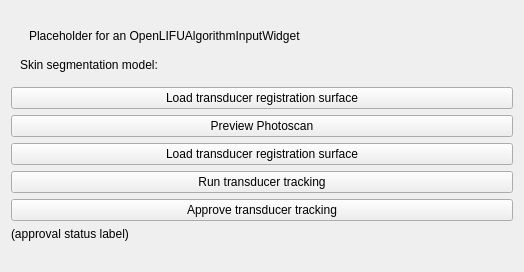
First picture: the form in OpenLIFUTransducerTracker/Resources/UI/OpenLIFUTransducerTracker.ui, repository OpenwaterHealth/SlicerOpenLIFU, before the edit.
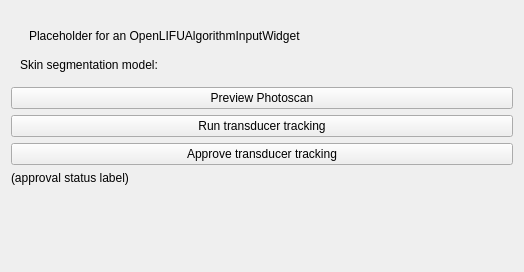
Second picture: the form after the edit. Custom widgets are drawn as their Qt base class.

What changed in the file:
```diff
--- a/OpenLIFUTransducerTracker/Resources/UI/OpenLIFUTransducerTracker.ui
+++ b/OpenLIFUTransducerTracker/Resources/UI/OpenLIFUTransducerTracker.ui
@@ -80,13 +80,6 @@
         </layout>
        </widget>
       </item>
-      <item>
-       <widget class="QPushButton" name="loadTransducerSurfaceButton">
-        <property name="text">
-         <string>Load transducer registration surface</string>
-        </property>
-       </widget>
-      </item>
       <item>
        <widget class="QPushButton" name="previewPhotoscanButton">
         <property name="text">
@@ -94,13 +87,6 @@
         </property>
        </widget>
       </item>
-      <item>
-       <widget class="QPushButton" name="loadTransducerSurfaceButton">
-        <property name="text">
-         <string>Load transducer registration surface</string>
-        </property>
-       </widget>
-      </item>
       <item>
        <widget class="QPushButton" name="runTrackingButton">
         <property name="text">
```
